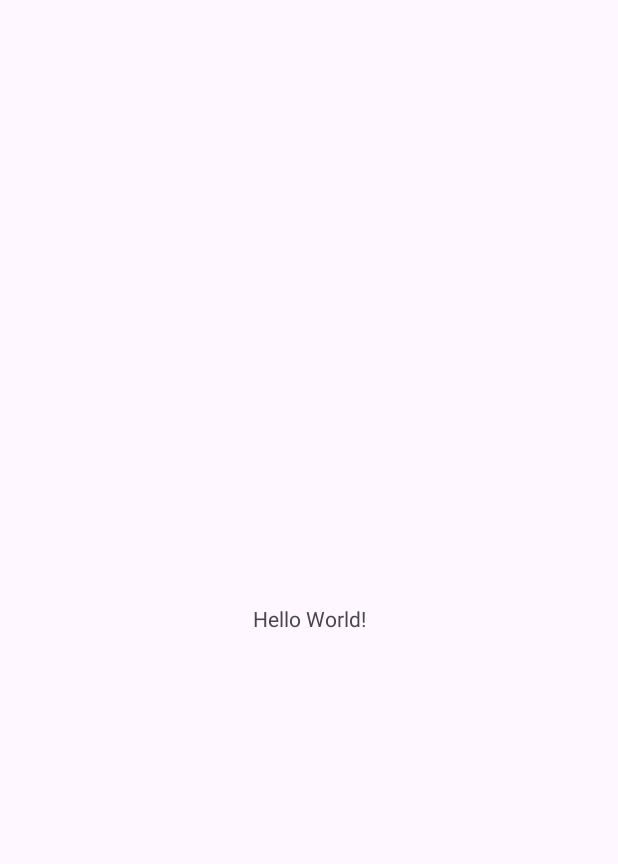
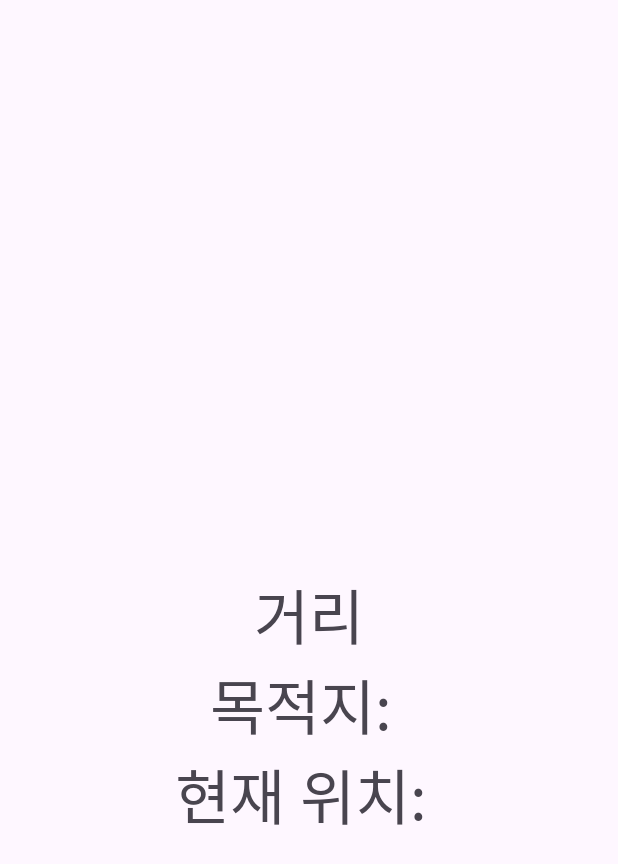
Before and after one commit to GC-IOT-TermProject-11/UserApp, an Android app: the screen it shows after launch (MainActivity), on a phone screen of 412 x 824 dp. Before the commit the part shown is almost empty. Shown: the top 864 px of the screen. Run offline under Robolectric (Android 15) with nearby library versions, the phone set to English and light mode, and no system bars; 3 statements that could not run were skipped.

Commit message:
기본 틀 제작

```diff
--- a/app/src/main/AndroidManifest.xml
+++ b/app/src/main/AndroidManifest.xml
@@ -1,6 +1,9 @@
 <?xml version="1.0" encoding="utf-8"?>
 <manifest xmlns:android="http://schemas.android.com/apk/res/android"
     xmlns:tools="http://schemas.android.com/tools">
+
+    <uses-permission android:name="android.permission.ACCESS_FINE_LOCATION" />
+    <uses-permission android:name="android.permission.ACCESS_COARSE_LOCATION" />
 
     <application
         android:allowBackup="true"
--- a/app/src/main/java/com/example/userapp/MainActivity.java
+++ b/app/src/main/java/com/example/userapp/MainActivity.java
@@ -1,14 +1,75 @@
 package com.example.userapp;
 
+import android.Manifest;
+import android.content.pm.PackageManager;
+import android.net.wifi.ScanResult;
+import android.net.wifi.WifiManager;
+import android.os.Bundle;
+import android.widget.Toast;
+
+import androidx.annotation.NonNull;
 import androidx.appcompat.app.AppCompatActivity;
+import androidx.core.app.ActivityCompat;
+import androidx.core.content.ContextCompat;
 
-import android.os.Bundle;
+import java.util.List;
 
 public class MainActivity extends AppCompatActivity {
+
+    private static final int WIFI_SCAN_PERMISSION_REQUEST_CODE = 100;
+    private WifiManager wifiManager;
 
     @Override
     protected void onCreate(Bundle savedInstanceState) {
         super.onCreate(savedInstanceState);
         setContentView(R.layout.activity_main);
+
+        // 와이파이 매니저 초기화
+        wifiManager = (WifiManager) getApplicationContext().getSystemService(WIFI_SERVICE);
+
+        // 와이파이 스캔 권한 요청
+        if (ContextCompat.checkSelfPermission(this, Manifest.permission.ACCESS_FINE_LOCATION)
+                != PackageManager.PERMISSION_GRANTED) {
+            ActivityCompat.requestPermissions(this,
+                    new String[]{Manifest.permission.ACCESS_FINE_LOCATION},
+                    WIFI_SCAN_PERMISSION_REQUEST_CODE);
+        } else {
+            startWiFiScan();
+        }
+    }
+
+    @Override
+    public void onRequestPermissionsResult(int requestCode, @NonNull String[] permissions, @NonNull int[] grantResults) {
+        super.onRequestPermissionsResult(requestCode, permissions, grantResults);
+
+        if (requestCode == WIFI_SCAN_PERMISSION_REQUEST_CODE) {
+            if (grantResults.length > 0 && grantResults[0] == PackageManager.PERMISSION_GRANTED) {
+                startWiFiScan();
+            } else {
+                Toast.makeText(this, "와이파이 스캔 권한이 필요합니다.", Toast.LENGTH_SHORT).show();
+                finish();
+            }
+        }
+    }
+
+    private void startWiFiScan() {
+        // 와이파이 스캔 시작
+        wifiManager.startScan();
+
+        // 와이파이 스캔 결과 가져오기
+        List<ScanResult> scanResults = wifiManager.getScanResults();
+
+        // 스캔 결과를 사용하여 원하는 작업을 수행할 수 있습니다.
+        // 예를 들어, 스캔 결과를 로그에 출력하는 코드는 다음과 같습니다.
+        for (ScanResult scanResult : scanResults) {
+            String ssid = scanResult.SSID;
+            int signalLevel = scanResult.level;
+
+            // 로그에 출력
+            System.out.println("SSID: " + ssid + ", 신호 강도: " + signalLevel);
+        }
+
+        // 스플래시 화면을 나타내는 동안 와이파이 스캔 작업이 진행됩니다.
+        // 이후 원하는 작업으로 이동하면 됩니다.
     }
 }
--- a/app/src/main/res/layout/activity_main.xml
+++ b/app/src/main/res/layout/activity_main.xml
@@ -1,18 +1,45 @@
 <?xml version="1.0" encoding="utf-8"?>
-<androidx.constraintlayout.widget.ConstraintLayout xmlns:android="http://schemas.android.com/apk/res/android"
+<LinearLayout xmlns:android="http://schemas.android.com/apk/res/android"
     xmlns:app="http://schemas.android.com/apk/res-auto"
     xmlns:tools="http://schemas.android.com/tools"
     android:layout_width="match_parent"
     android:layout_height="match_parent"
+    android:orientation="vertical"
     tools:context=".MainActivity">
 
+    <ImageView
+        android:id="@+id/direction"
+        android:layout_width="360dp"
+        android:layout_height="360dp"
+        android:layout_gravity="center"
+        android:layout_marginTop="20dp" />
+
     <TextView
+        android:id="@+id/distance"
         android:layout_width="wrap_content"
         android:layout_height="wrap_content"
-        android:text="Hello World!"
-        app:layout_constraintBottom_toBottomOf="parent"
-        app:layout_constraintEnd_toEndOf="parent"
-        app:layout_constraintStart_toStartOf="parent"
-        app:layout_constraintTop_toTopOf="parent" />
+        android:layout_gravity="center"
+        android:text="거리"
+        android:textAlignment="center"
+        android:textSize="40dp" />
 
-</androidx.constraintlayout.widget.ConstraintLayout>
+    <TextView
+        android:id="@+id/destination"
+        android:layout_width="wrap_content"
+        android:layout_height="wrap_content"
+        android:layout_gravity="center"
+        android:text="목적지: "
+        android:textAlignment="center"
+        android:textSize="40dp" />
+
+    <TextView
+        android:id="@+id/currentLocaiton"
+        android:layout_width="wrap_content"
+        android:layout_height="wrap_content"
+        android:layout_gravity="center"
+        android:text="현재 위치: "
+        android:textAlignment="center"
+        android:textSize="40dp" />
+
+
+</LinearLayout>
```
Also changed, not shown: app/src/main/java/com/example/userapp/SplashActivity.java (added, +29 -0 lines), app/src/main/res/layout/splash_layout.xml (added, +24 -0 lines), app/src/main/res/drawable/splash_icon.png (added).
